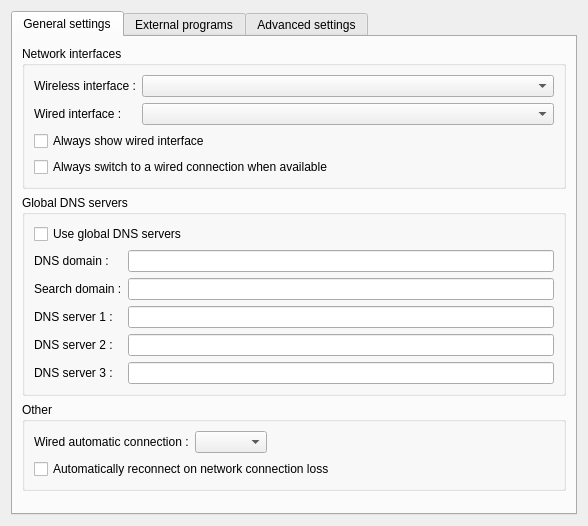
Old version of the form kcm/kcmwidget.ui in the repository KDE/wicd-kde.
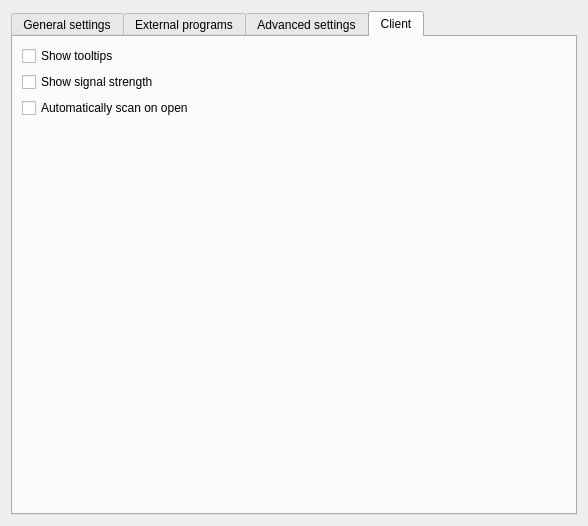
New version of the form. The open tabs and pages were chosen to show the change. Custom widgets are drawn as their Qt base class.

Commit message: Introduce client ui config

Patch:
```diff
--- a/kcm/kcmwidget.ui
+++ b/kcm/kcmwidget.ui
@@ -405,6 +405,47 @@
        </item>
       </layout>
      </widget>
+     <widget class="QWidget" name="tab_4">
+      <attribute name="title">
+       <string>Client</string>
+      </attribute>
+      <layout class="QVBoxLayout" name="verticalLayout_12">
+       <item>
+        <widget class="QCheckBox" name="tooltipsBox">
+         <property name="text">
+          <string>Show tooltips</string>
+         </property>
+        </widget>
+       </item>
+       <item>
+        <widget class="QCheckBox" name="displayqualityBox">
+         <property name="text">
+          <string>Show signal strength</string>
+         </property>
+        </widget>
+       </item>
+       <item>
+        <widget class="QCheckBox" name="autoscanBox">
+         <property name="text">
+          <string>Automatically scan on open</string>
+         </property>
+        </widget>
+       </item>
+       <item>
+        <spacer name="verticalSpacer_4">
+         <property name="orientation">
+          <enum>Qt::Vertical</enum>
+         </property>
+         <property name="sizeHint" stdset="0">
+          <size>
+           <width>20</width>
+           <height>40</height>
+          </size>
+         </property>
+        </spacer>
+       </item>
+      </layout>
+     </widget>
     </widget>
    </item>
   </layout>
```
The commit also changes 8 other files.
